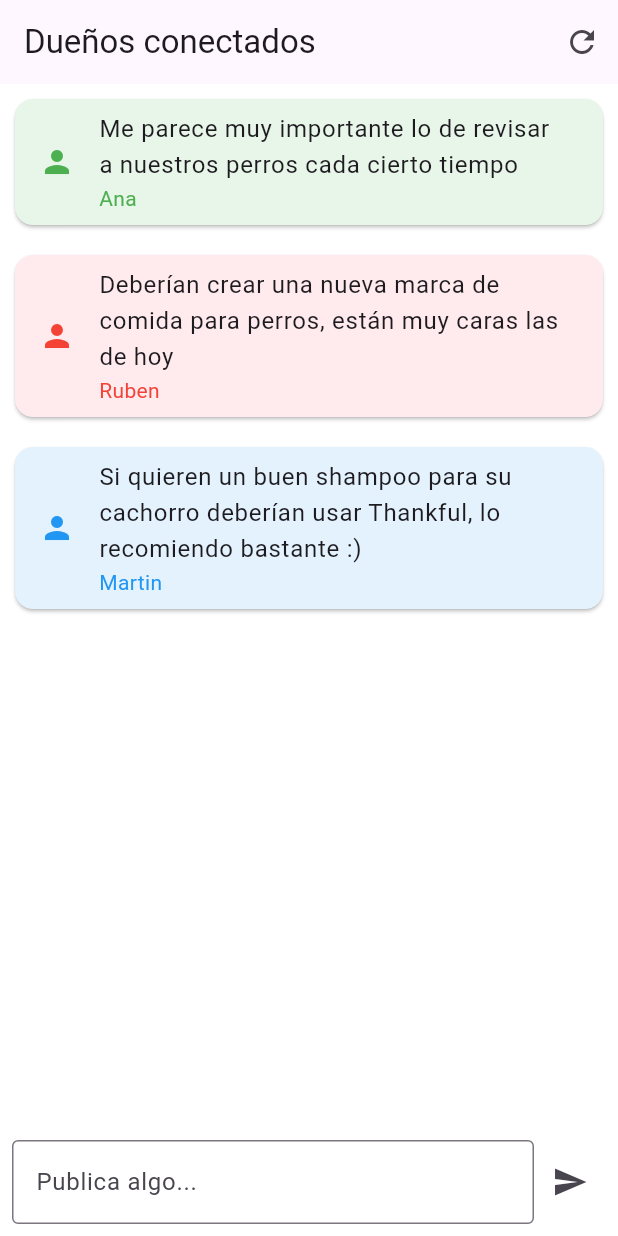
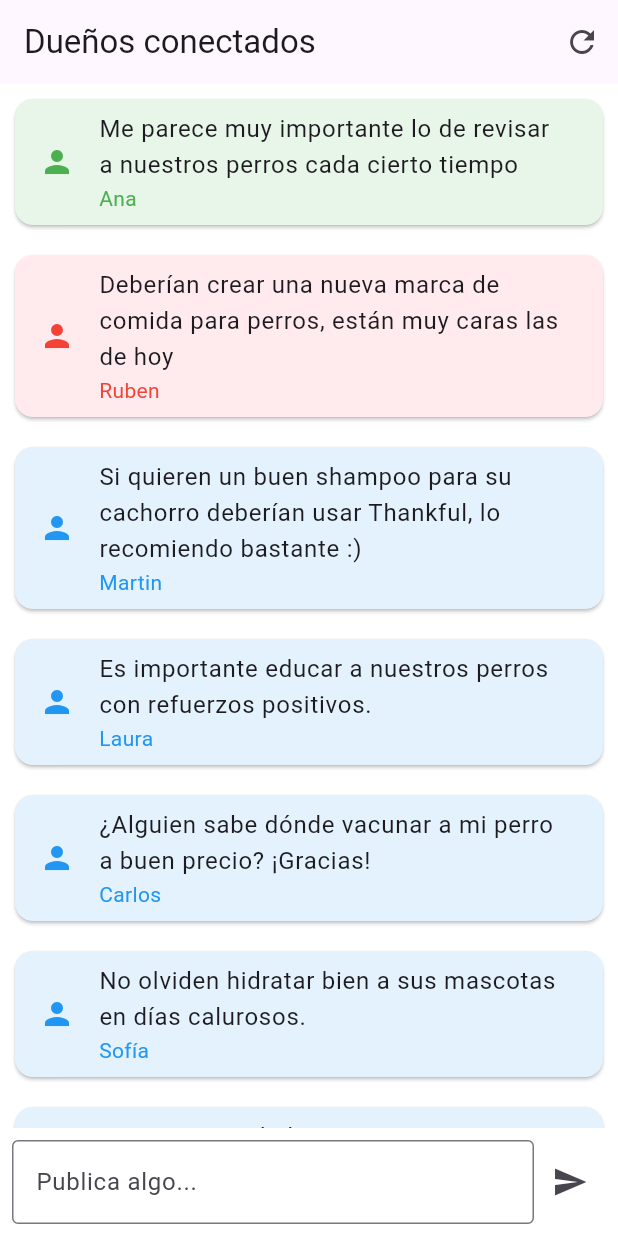
Before and after one commit to ulisesgtz27/Wellpets, a Flutter app: the ComunidadPage screen opened directly, on a phone screen of 412 x 824 dp. Run offline on Flutter 3.47's test engine with Material 3 defaults, Android fonts, the phone set to English and light mode, and no system bars; our stand-ins replace cloud_firestore, firebase_auth, firebase_core, google_sign_in, image_picker, shared_preferences and 1 more; accounts and stored records are empty.

Commit message:
actualizacion de pantalla interactiva de comentarios del blog

```diff
--- a/app/lib/screens/blog_screen.dart
+++ b/app/lib/screens/blog_screen.dart
@@ -47,6 +47,31 @@ class _BlogScreenState extends State<ComunidadPage> {
       'user': 'Martin',
       'color': 'blue'
     },
+    {
+      'text': 'Es importante educar a nuestros perros con refuerzos positivos.',
+      'user': 'Laura',
+      'color': 'purple'
+    },
+    {
+      'text': '¿Alguien sabe dónde vacunar a mi perro a buen precio? ¡Gracias!',
+      'user': 'Carlos',
+      'color': 'orange'
+    },
+    {
+      'text': 'No olviden hidratar bien a sus mascotas en días calurosos.',
+      'user': 'Sofía',
+      'color': 'yellow'
+    },
+    {
+      'text': 'Les recomiendo buscar juguetes interactivos, ¡mi perro los adora!',
+      'user': 'Diego',
+      'color': 'teal'
+    },
+    {
+      'text': 'Es increíble cómo las mascotas llenan de alegría nuestro hogar.',
+      'user': 'Mariana',
+      'color': 'pink'
+    }
   ];
 
   // Controlador para el campo de texto
```
